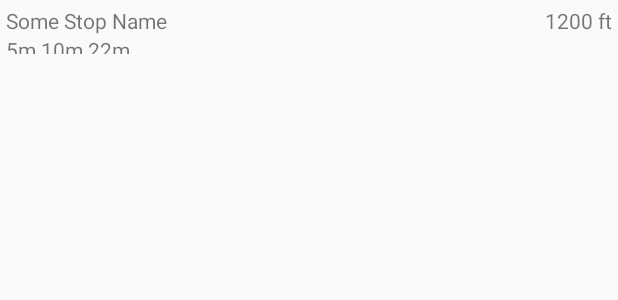
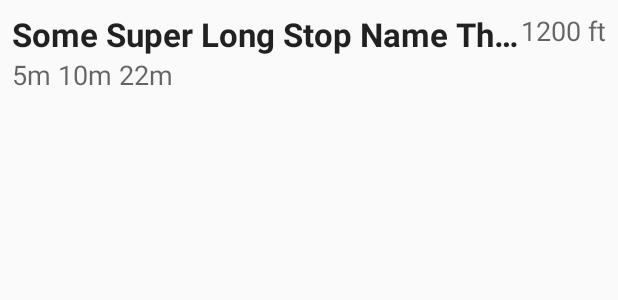
Before and after one commit to sethgho/MetroRappidAndroid, an Android app: the layout stop_list_row_small.xml on its own in the app's theme, with its tools: preview values and no code run, on a phone screen of 412 x 824 dp. Shown: the top 300 px of the screen. Run offline under Robolectric (Android 15) with nearby library versions, the phone set to English and light mode, and no system bars.

Commit message:
Dicking around with styling. I don't like what I've got so far. I think a Cards based UI will be the next thing to try.

```diff
--- a/app/src/main/java/co/createch/MetroRappid/ui/StopViewRow.java
+++ b/app/src/main/java/co/createch/MetroRappid/ui/StopViewRow.java
@@ -16,7 +16,9 @@ import co.createch.MetroRappid.model.CapStop;
 public class StopViewRow extends RelativeLayout {
 
     private TextView mStopName;
-    private TextView mBusTimes;
+    private TextView mBusTime1;
+    private TextView mBusTime2;
+    private TextView mBusTime3;
     private TextView mDistance;
 
     public StopViewRow(Context context, AttributeSet attrs) {
@@ -24,21 +26,25 @@ public class StopViewRow extends RelativeLayout {
     }
 
     public static StopViewRow inflate(View parent){
-        StopViewRow v = (StopViewRow)LayoutInflater.from(parent.getContext()).inflate(R.layout.stop_list_row, null);
+        StopViewRow v = (StopViewRow)LayoutInflater.from(parent.getContext()).inflate(R.layout.stop_list_row_tall, null);
         v.setupChildren();
         return v;
     }
 
     private void setupChildren(){
         mStopName = (TextView)findViewById(R.id.lblStopName);
-        mBusTimes = (TextView)findViewById(R.id.lblBusTimes);
+        mBusTime1 = (TextView)findViewById(R.id.lblBusTime1);
+        mBusTime2 = (TextView)findViewById(R.id.lblBusTime2);
+        mBusTime3 = (TextView)findViewById(R.id.lblBusTime3);
         mDistance = (TextView)findViewById(R.id.lblDistance);
     }
 
     public void loadStop(CapStop stop){
         mStopName.setText(stop.name);
-        mBusTimes.setText("5m 22m 31m");
+        mBusTime1.setText("5m\nlast seen\n3m ago");
+        mBusTime2.setText("14m\nlast seen\n1m ago");
+        mBusTime3.setText("32m\nlast seen\n2m ago");
         mDistance.setText(String.format("%d m", (int)stop.distance));
-        mDistance.setVisibility(stop.knowsDistance() ? View.VISIBLE : View.INVISIBLE);
+        mDistance.setVisibility(stop.knowsDistance() ? View.VISIBLE : View.GONE);
     }
 }
--- a/app/src/main/res/layout/stop_list_row.xml
+++ b/app/src/main/res/layout/stop_list_row_small.xml
@@ -3,18 +3,24 @@
 <co.createch.MetroRappid.ui.StopViewRow xmlns:android="http://schemas.android.com/apk/res/android"
     xmlns:tools="http://schemas.android.com/tools"
     android:layout_width="match_parent"
-    android:layout_height="@dimen/default_rhythm"
+    android:layout_height="wrap_content"
     android:padding="@dimen/default_padding">
 
     <TextView
         android:id="@+id/lblStopName"
-        tools:text="Some Stop Name"
+        tools:text="Some Super Long Stop Name That Exceeds Width"
+        android:textAppearance="?android:attr/textAppearanceLarge"
         android:layout_width="wrap_content"
-        android:layout_height="wrap_content" />
+        android:layout_height="wrap_content"
+        android:textStyle="bold"
+        android:ellipsize="end"
+        android:maxLines="1"
+        android:layout_toLeftOf="@+id/lblDistance"/>
 
     <TextView
         android:id="@+id/lblDistance"
         tools:text="1200 ft"
+        android:textAppearance="?android:attr/textAppearanceMedium"
         android:layout_width="wrap_content"
         android:layout_height="wrap_content"
         android:layout_alignParentRight="true"/>
@@ -22,6 +28,7 @@
     <TextView
         tools:text="5m 10m 22m"
         android:id="@+id/lblBusTimes"
+        android:textAppearance="?android:attr/textAppearanceMedium"
         android:layout_below="@+id/lblStopName"
         android:layout_width="wrap_content"
         android:layout_height="wrap_content" />
--- a/app/src/main/res/values/dimens.xml
+++ b/app/src/main/res/values/dimens.xml
@@ -1,5 +1,5 @@
 <?xml version="1.0" encoding="utf-8"?>
 <resources>
     <dimen name="default_rhythm">40dp</dimen>
-    <dimen name="default_padding">4dp</dimen>
+    <dimen name="default_padding">8dp</dimen>
 </resources>
--- a/app/src/main/res/values/strings.xml
+++ b/app/src/main/res/values/strings.xml
@@ -4,5 +4,6 @@
     <string name="app_name">MetroRappid</string>
     <string name="hello_world">Hello world!</string>
     <string name="getting_location">Getting Location</string>
+    <string name="last_seen">last seen</string>
 
 </resources>
```
Also changed, not shown: app/src/main/res/layout/stop_list_row_tall.xml (added, +60 -0 lines).
